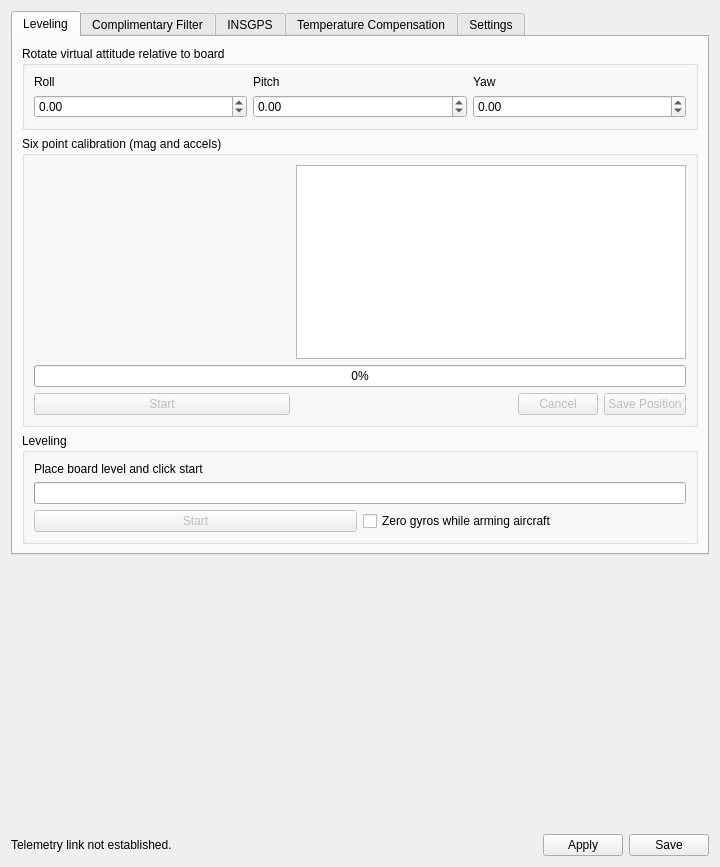
Old version of the form ground/gcs/src/plugins/config/attitude.ui in the repository TauLabs/TauLabs.
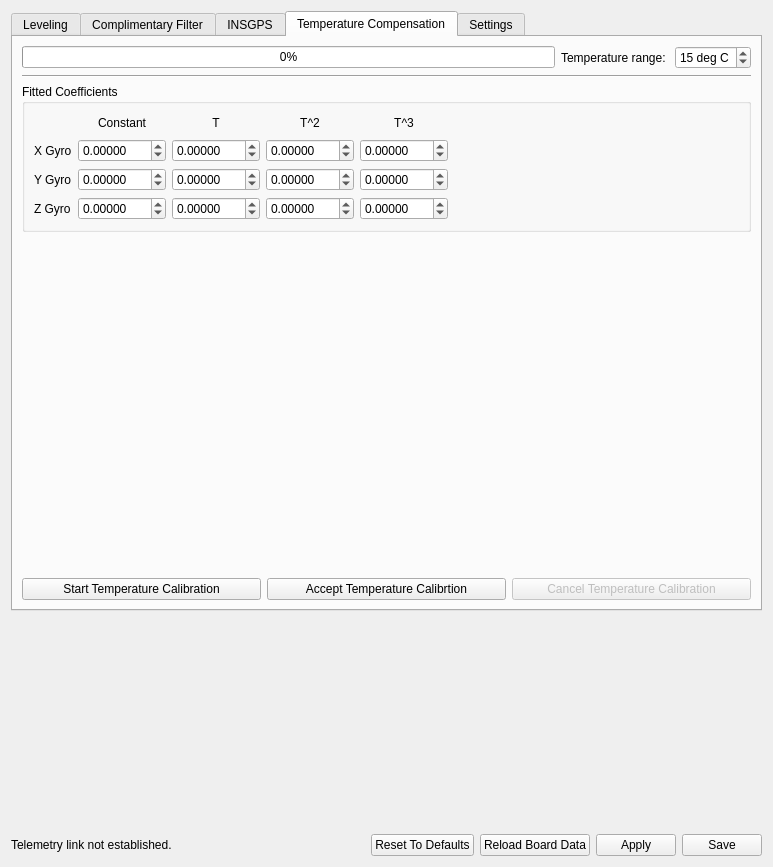
New version of the form. The open tabs and pages were chosen to show the change. Icons and pictures are not drawn. Custom widgets are drawn as their Qt base class.

Commit message: GCS Temp Cal: Show the calibration coefficients

The edit to the form file:
```diff
--- a/ground/gcs/src/plugins/config/attitude.ui
+++ b/ground/gcs/src/plugins/config/attitude.ui
@@ -6,7 +6,7 @@
    <rect>
     <x>0</x>
     <y>0</y>
-    <width>720</width>
+    <width>773</width>
     <height>867</height>
    </rect>
   </property>
@@ -15,7 +15,7 @@
   </property>
   <layout class="QVBoxLayout" name="verticalLayout_11">
    <item>
-    <widget class="QTabWidget" name="tabComplimentary">
+    <widget class="QTabWidget" name="tabAttitudeSetting">
      <property name="currentIndex">
       <number>0</number>
      </property>
@@ -497,6 +497,376 @@
          </item>
         </layout>
        </item>
+       <item>
+        <widget class="Line" name="line">
+         <property name="orientation">
+          <enum>Qt::Horizontal</enum>
+         </property>
+        </widget>
+       </item>
+       <item>
+        <widget class="QGroupBox" name="groupBox_2">
+         <property name="title">
+          <string>Fitted Coefficients</string>
+         </property>
+         <layout class="QGridLayout" name="gridLayout_7">
+          <item row="0" column="0">
+           <layout class="QGridLayout" name="gridLayout_6">
+            <item row="2" column="4">
+             <widget class="QDoubleSpinBox" name="xGyroField_5">
+              <property name="decimals">
+               <number>5</number>
+              </property>
+              <property name="minimum">
+               <double>-180.000000000000000</double>
+              </property>
+              <property name="maximum">
+               <double>180.000000000000000</double>
+              </property>
+              <property name="objrelation" stdset="0">
+               <stringlist>
+                <string>objname:InertialSensorSettings</string>
+                <string>fieldname:YGyroTempCoeff</string>
+                <string>element:T3</string>
+                <string>scale:1</string>
+                <string>buttongroup:1</string>
+               </stringlist>
+              </property>
+             </widget>
+            </item>
+            <item row="3" column="2">
+             <widget class="QDoubleSpinBox" name="xGyroField_10">
+              <property name="decimals">
+               <number>5</number>
+              </property>
+              <property name="minimum">
+               <double>-180.000000000000000</double>
+              </property>
+              <property name="maximum">
+               <double>180.000000000000000</double>
+              </property>
+              <property name="objrelation" stdset="0">
+               <stringlist>
+                <string>objname:InertialSensorSettings</string>
+                <string>fieldname:ZGyroTempCoeff</string>
+                <string>element:T</string>
+                <string>scale:1</string>
+                <string>buttongroup:1</string>
+               </stringlist>
+              </property>
+             </widget>
+            </item>
+            <item row="1" column="4">
+             <widget class="QDoubleSpinBox" name="xGyroField_4">
+              <property name="decimals">
+               <number>5</number>
+              </property>
+              <property name="minimum">
+               <double>-180.000000000000000</double>
+              </property>
+              <property name="maximum">
+               <double>180.000000000000000</double>
+              </property>
+              <property name="objrelation" stdset="0">
+               <stringlist>
+                <string>objname:InertialSensorSettings</string>
+                <string>fieldname:XGyroTempCoeff</string>
+                <string>element:T3</string>
+                <string>scale:1</string>
+                <string>buttongroup:1</string>
+               </stringlist>
+              </property>
+             </widget>
+            </item>
+            <item row="1" column="2">
+             <widget class="QDoubleSpinBox" name="xGyroField_2">
+              <property name="decimals">
+               <number>5</number>
+              </property>
+              <property name="minimum">
+               <double>-180.000000000000000</double>
+              </property>
+              <property name="maximum">
+               <double>180.000000000000000</double>
+              </property>
+              <property name="objrelation" stdset="0">
+               <stringlist>
+                <string>objname:InertialSensorSettings</string>
+                <string>fieldname:XGyroTempCoeff</string>
+                <string>element:T</string>
+                <string>scale:1</string>
+                <string>buttongroup:1</string>
+               </stringlist>
+              </property>
+             </widget>
+            </item>
+            <item row="0" column="3">
+             <widget class="QLabel" name="label_14">
+              <property name="text">
+               <string>T^2</string>
+              </property>
+              <property name="alignment">
+               <set>Qt::AlignCenter</set>
+              </property>
+             </widget>
+            </item>
+            <item row="3" column="1">
+             <widget class="QDoubleSpinBox" name="xGyroField_11">
+              <property name="decimals">
+               <number>5</number>
+              </property>
+              <property name="minimum">
+               <double>-180.000000000000000</double>
+              </property>
+              <property name="maximum">
+               <double>180.000000000000000</double>
+              </property>
+              <property name="objrelation" stdset="0">
+               <stringlist>
+                <string>objname:InertialSensorSettings</string>
+                <string>fieldname:ZGyroTempCoeff</string>
+                <string>element:1</string>
+                <string>scale:1</string>
+                <string>buttongroup:1</string>
+               </stringlist>
+              </property>
+             </widget>
+            </item>
+            <item row="1" column="1">
+             <widget class="QDoubleSpinBox" name="xGyroField_1">
+              <property name="decimals">
+               <number>5</number>
+              </property>
+              <property name="minimum">
+               <double>-180.000000000000000</double>
+              </property>
+              <property name="maximum">
+               <double>180.000000000000000</double>
+              </property>
+              <property name="objrelation" stdset="0">
+               <stringlist>
+                <string>objname:InertialSensorSettings</string>
+                <string>fieldname:XGyroTempCoeff</string>
+                <string>element:1</string>
+                <string>scale:1</string>
+                <string>buttongroup:1</string>
+               </stringlist>
+              </property>
+             </widget>
+            </item>
+            <item row="0" column="1">
+             <widget class="QLabel" name="label_16">
+              <property name="text">
+               <string>Constant</string>
+              </property>
+              <property name="alignment">
+               <set>Qt::AlignCenter</set>
+              </property>
+             </widget>
+            </item>
+            <item row="1" column="3">
+             <widget class="QDoubleSpinBox" name="xGyroField_3">
+              <property name="decimals">
+               <number>5</number>
+              </property>
+              <property name="minimum">
+               <double>-180.000000000000000</double>
+              </property>
+              <property name="maximum">
+               <double>180.000000000000000</double>
+              </property>
+              <property name="objrelation" stdset="0">
+               <stringlist>
+                <string>objname:InertialSensorSettings</string>
+                <string>fieldname:XGyroTempCoeff</string>
+                <string>element:T2</string>
+                <string>scale:1</string>
+                <string>buttongroup:1</string>
+               </stringlist>
+              </property>
+             </widget>
+            </item>
+            <item row="2" column="1">
+             <widget class="QDoubleSpinBox" name="xGyroField_7">
+              <property name="decimals">
+               <number>5</number>
+              </property>
+              <property name="minimum">
+               <double>-180.000000000000000</double>
+              </property>
+              <property name="maximum">
+               <double>180.000000000000000</double>
+              </property>
+              <property name="objrelation" stdset="0">
+               <stringlist>
+                <string>objname:InertialSensorSettings</string>
+                <string>fieldname:YGyroTempCoeff</string>
+                <string>element:1</string>
+                <string>scale:1</string>
+                <string>buttongroup:1</string>
+               </stringlist>
+              </property>
+             </widget>
+            </item>
+            <item row="2" column="2">
+             <widget class="QDoubleSpinBox" name="xGyroField_6">
+              <property name="decimals">
+               <number>5</number>
+              </property>
+              <property name="minimum">
+               <double>-180.000000000000000</double>
+              </property>
+              <property name="maximum">
+               <double>180.000000000000000</double>
+              </property>
+              <property name="objrelation" stdset="0">
+               <stringlist>
+                <string>objname:InertialSensorSettings</string>
+                <string>fieldname:YGyroTempCoeff</string>
+                <string>element:T</string>
+                <string>scale:1</string>
+                <string>buttongroup:1</string>
+               </stringlist>
+              </property>
+             </widget>
+            </item>
+            <item row="0" column="4">
+             <widget class="QLabel" name="label_11">
+              <property name="text">
+               <string>T^3</string>
+              </property>
+              <property name="alignment">
+               <set>Qt::AlignCenter</set>
+              </property>
+             </widget>
+            </item>
+            <item row="2" column="0">
+             <widget class="QLabel" name="label_12">
+              <property name="text">
+               <string>Y Gyro</string>
+              </property>
+             </widget>
+            </item>
+            <item row="2" column="3">
+             <widget class="QDoubleSpinBox" name="xGyroField_8">
+              <property name="decimals">
+               <number>5</number>
+              </property>
+              <property name="minimum">
+               <double>-180.000000000000000</double>
+              </property>
+              <property name="maximum">
+               <double>180.000000000000000</double>
+              </property>
+              <property name="objrelation" stdset="0">
+               <stringlist>
+                <string>objname:InertialSensorSettings</string>
+                <string>fieldname:YGyroTempCoeff</string>
+                <string>element:T2</string>
+                <string>scale:1</string>
+                <string>buttongroup:1</string>
+               </stringlist>
+              </property>
+             </widget>
+            </item>
+            <item row="1" column="0">
+             <widget class="QLabel" name="label_15">
+              <property name="sizePolicy">
+               <sizepolicy hsizetype="Minimum" vsizetype="Preferred">
+                <horstretch>0</horstretch>
+                <verstretch>0</verstretch>
+               </sizepolicy>
+              </property>
+              <property name="maximumSize">
+               <size>
+                <width>60</width>
+                <height>16777215</height>
+               </size>
+              </property>
+              <property name="text">
+               <string>X Gyro</string>
+              </property>
+             </widget>
+            </item>
+            <item row="3" column="4">
+             <widget class="QDoubleSpinBox" name="xGyroField_9">
+              <property name="decimals">
+               <number>5</number>
+              </property>
+              <property name="minimum">
+               <double>-180.000000000000000</double>
+              </property>
+              <property name="maximum">
+               <double>180.000000000000000</double>
+              </property>
+              <property name="objrelation" stdset="0">
+               <stringlist>
+                <string>objname:InertialSensorSettings</string>
+                <string>fieldname:ZGyroTempCoeff</string>
+                <string>element:T3</string>
+                <string>scale:1</string>
+                <string>buttongroup:1</string>
+               </stringlist>
+              </property>
+             </widget>
+            </item>
+            <item row="0" column="2">
+             <widget class="QLabel" name="label_17">
+              <property name="text">
+               <string>T</string>
+              </property>
+              <property name="alignment">
+               <set>Qt::AlignCenter</set>
+              </property>
+             </widget>
+            </item>
+            <item row="3" column="3">
+             <widget class="QDoubleSpinBox" name="xGyroField_12">
+              <property name="decimals">
+               <number>5</number>
+              </property>
+              <property name="minimum">
+               <double>-180.000000000000000</double>
+              </property>
+              <property name="maximum">
+               <double>180.000000000000000</double>
+              </property>
+              <property name="objrelation" stdset="0">
+               <stringlist>
+                <string>objname:InertialSensorSettings</string>
+                <string>fieldname:ZGyroTempCoeff</string>
+                <string>element:T2</string>
+                <string>scale:1</string>
+                <string>buttongroup:1</string>
+               </stringlist>
+              </property>
+             </widget>
+            </item>
+            <item row="3" column="0">
+             <widget class="QLabel" name="label_13">
+              <property name="text">
+               <string>Z Gyro</string>
+              </property>
+             </widget>
+            </item>
+            <item row="0" column="5">
+             <spacer name="horizontalSpacer_4">
+              <property name="orientation">
+               <enum>Qt::Horizontal</enum>
+              </property>
+              <property name="sizeHint" stdset="0">
+               <size>
+                <width>40</width>
+                <height>20</height>
+               </size>
+              </property>
+             </spacer>
+            </item>
+           </layout>
+          </item>
+         </layout>
+        </widget>
+       </item>
        <item>
         <widget class="QLabel" name="tempCalMessage">
          <property name="maximumSize">
@@ -511,13 +881,52 @@
         </widget>
        </item>
        <item>
-        <widget class="TempCompCurve" name="xGyroTemp" native="true"/>
+        <widget class="TempCompCurve" name="xGyroTemp" native="true">
+         <property name="sizePolicy">
+          <sizepolicy hsizetype="Preferred" vsizetype="Expanding">
+           <horstretch>0</horstretch>
+           <verstretch>0</verstretch>
+          </sizepolicy>
+         </property>
+         <property name="minimumSize">
+          <size>
+           <width>0</width>
+           <height>100</height>
+          </size>
+         </property>
+        </widget>
        </item>
        <item>
-        <widget class="TempCompCurve" name="yGyroTemp" native="true"/>
+        <widget class="TempCompCurve" name="yGyroTemp" native="true">
+         <property name="sizePolicy">
+          <sizepolicy hsizetype="Preferred" vsizetype="Expanding">
+           <horstretch>0</horstretch>
+           <verstretch>0</verstretch>
+          </sizepolicy>
+         </property>
+         <property name="minimumSize">
+          <size>
+           <width>0</width>
+           <height>100</height>
+          </size>
+         </property>
+        </widget>
        </item>
        <item>
-        <widget class="TempCompCurve" name="zGyroTemp" native="true"/>
+        <widget class="TempCompCurve" name="zGyroTemp" native="true">
+         <property name="sizePolicy">
+          <sizepolicy hsizetype="Preferred" vsizetype="Expanding">
+           <horstretch>0</horstretch>
+           <verstretch>0</verstretch>
+          </sizepolicy>
+         </property>
+         <property name="minimumSize">
+          <size>
+           <width>0</width>
+           <height>100</height>
+          </size>
+         </property>
+        </widget>
        </item>
        <item>
         <layout class="QHBoxLayout" name="horizontalLayout">
@@ -748,6 +1157,70 @@
        </property>
       </widget>
      </item>
+     <item>
+      <widget class="QPushButton" name="resetButton">
+       <property name="minimumSize">
+        <size>
+         <width>0</width>
+         <height>0</height>
+        </size>
+       </property>
+       <property name="maximumSize">
+        <size>
+         <width>16777215</width>
+         <height>16777215</height>
+        </size>
+       </property>
+       <property name="toolTip">
+        <string>Load default CameraStabilization settings except output channels into GCS.
+
+Loaded settings are not applied automatically. You have to click the
+Apply or Save button afterwards.</string>
+       </property>
+       <property name="text">
+        <string>Reset To Defaults</string>
+       </property>
+       <property name="objrelation" stdset="0">
+        <stringlist>
+         <string>button:default</string>
+         <string>buttongroup:1</string>
+        </stringlist>
+       </property>
+      </widget>
+     </item>
+     <item>
+      <widget class="QPushButton" name="reloadButton">
+       <property name="minimumSize">
+        <size>
+         <width>0</width>
+         <height>0</height>
+        </size>
+       </property>
+       <property name="maximumSize">
+        <size>
+         <width>16777215</width>
+         <height>16777215</height>
+        </size>
+       </property>
+       <property name="toolTip">
+        <string>Reloads saved CameraStabilization settings  except output channels
+from board into GCS. Useful if you have accidentally changed some
+settings.
+
+Loaded settings are not applied automatically. You have to click the
+Apply or Save button afterwards.</string>
+       </property>
+       <property name="text">
+        <string>Reload Board Data</string>
+       </property>
+       <property name="objrelation" stdset="0">
+        <stringlist>
+         <string>button:reload</string>
+         <string>buttongroup:1</string>
+        </stringlist>
+       </property>
+      </widget>
+     </item>
      <item>
       <widget class="QPushButton" name="applyButton">
        <property name="toolTip">
```
Left out of the diff: 17 changed lines with no effect on the pictures. The commit also changes 1 other file.
